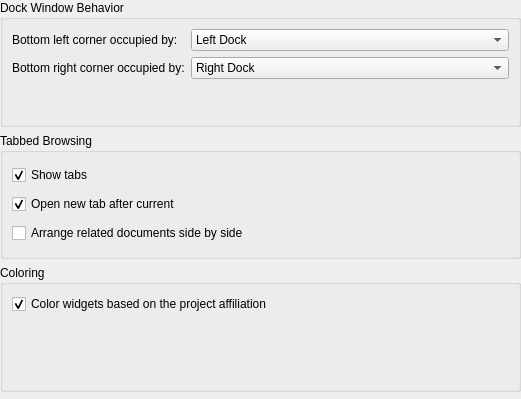
Before: the Qt Designer form kdevplatform/shell/settings/uiconfig.ui in KDE/kdevelop, drawn with Qt 5.
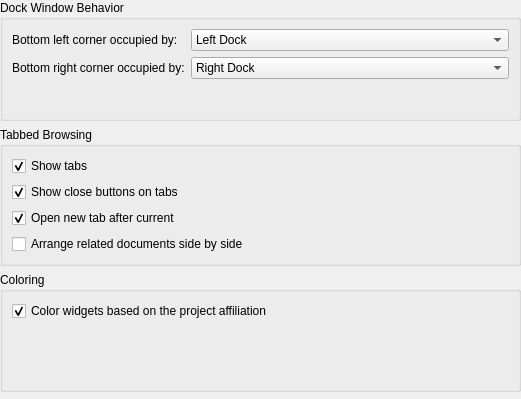
After: the same form once the commit is applied.

Commit message: Add a setting to disable the close buttons on tabs

What changed in the file:
```diff
--- a/kdevplatform/shell/settings/uiconfig.ui
+++ b/kdevplatform/shell/settings/uiconfig.ui
@@ -86,7 +86,7 @@
       <string>Tabbed Browsing</string>
      </property>
      <layout class="QGridLayout" name="gridLayout_1">
-      <item row="1" column="0">
+      <item row="2" column="0">
        <widget class="QCheckBox" name="kcfg_TabBarOpenAfterCurrent">
         <property name="toolTip">
          <string>Controls whether to open new tabs next to the active one.</string>
@@ -99,7 +99,7 @@
         </property>
        </widget>
       </item>
-      <item row="2" column="0">
+      <item row="3" column="0">
        <widget class="QCheckBox" name="kcfg_TabBarArrangeBuddies">
         <property name="toolTip">
          <string>When enabled, plugins can group related files side by side.
@@ -123,6 +123,19 @@
         </property>
        </widget>
       </item>
+      <item row="1" column="0">
+       <widget class="QCheckBox" name="kcfg_CloseButtonsOnTabs">
+        <property name="toolTip">
+         <string>Enables or disables the display of a close button in each tab in the tab bar at the top of the editor window.</string>
+        </property>
+        <property name="text">
+         <string>Show close buttons on tabs</string>
+        </property>
+        <property name="checked">
+         <bool>true</bool>
+        </property>
+       </widget>
+      </item>
      </layout>
     </widget>
    </item>
```
Left out of the diff: 16 changed lines with no effect on the pictures. The commit also changes 4 other files.
